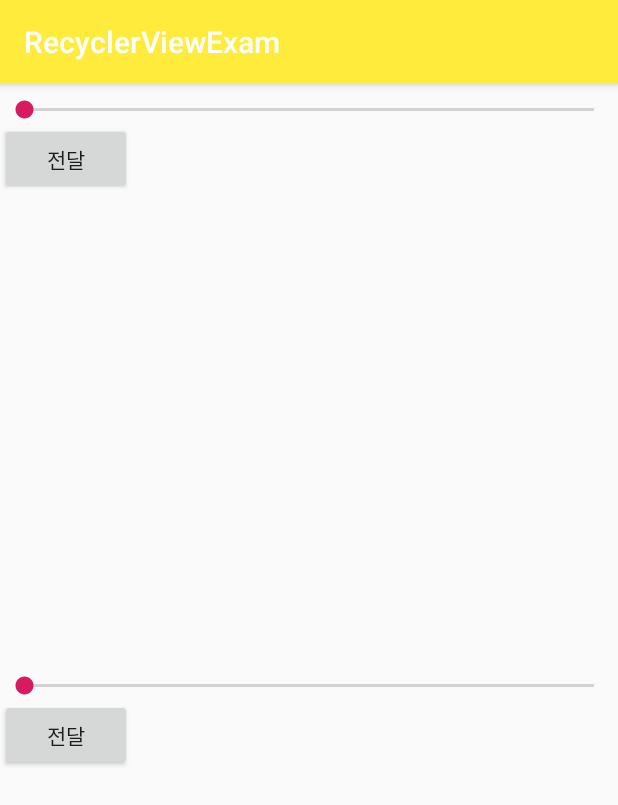
After one commit to junsuk5/android_semin_1ki_exam, an Android app: the VmShareActivity screen opened directly, with no data from a screen before it, on a phone screen of 412 x 824 dp. The commit adds this screen. Shown: the top 805 px of the screen. Run offline under Robolectric (Android 15) with nearby library versions, the phone set to English and light mode, and no system bars; our stand-ins replace data binding.

Commit message:
Android Architecture Component - ViewModel, LiveData + DataBinding를 활용하여 Fragment끼리 데이터 공유

```diff
--- a/app/src/main/AndroidManifest.xml
+++ b/app/src/main/AndroidManifest.xml
@@ -17,7 +17,8 @@
         android:roundIcon="@mipmap/ic_launcher_round"
         android:supportsRtl="true"
         android:theme="@style/AppTheme">
-        <activity android:name=".aac.CounterActivity"></activity>
+        <activity android:name=".aac.VmShareActivity"></activity>
+        <activity android:name=".aac.CounterActivity" />
         <activity android:name=".airvisual.AirVisualActivity" />
         <!--
              The API key for Google Maps-based APIs is defined as a string resource.
--- a/app/src/main/java/com/example/recyclerviewexam/MainActivity.java
+++ b/app/src/main/java/com/example/recyclerviewexam/MainActivity.java
@@ -11,6 +11,7 @@ import android.view.Menu;
 import android.view.MenuItem;
 
 import com.example.recyclerviewexam.aac.CounterActivity;
+import com.example.recyclerviewexam.aac.VmShareActivity;
 import com.example.recyclerviewexam.airvisual.AirVisualActivity;
 import com.example.recyclerviewexam.broadcast.BatteryReceiver;
 import com.example.recyclerviewexam.countdown.CountDownActivity;
@@ -61,6 +62,7 @@ public class MainActivity extends AppCompatActivity implements ExamRecyclerAdapt
         dataList.add(MapsActivity.class);
         dataList.add(AirVisualActivity.class);
         dataList.add(CounterActivity.class);
+        dataList.add(VmShareActivity.class);
 
         // Adapter
         mAdapter = new ExamRecyclerAdapter();
--- /dev/null
+++ b/app/src/main/java/com/example/recyclerviewexam/aac/VmShareActivity.java
@@ -0,0 +1,18 @@
+package com.example.recyclerviewexam.aac;
+
+import android.databinding.DataBindingUtil;
+import android.os.Bundle;
+import android.support.v7.app.AppCompatActivity;
+
+import com.example.recyclerviewexam.R;
+import com.example.recyclerviewexam.databinding.ActivityVmShareBinding;
+
+public class VmShareActivity extends AppCompatActivity {
+
+    @Override
+    protected void onCreate(Bundle savedInstanceState) {
+        super.onCreate(savedInstanceState);
+        ActivityVmShareBinding binding = DataBindingUtil.setContentView(this, R.layout.activity_vm_share);
+
+    }
+}
--- /dev/null
+++ b/app/src/main/java/com/example/recyclerviewexam/aac/VmShareFragment.java
@@ -0,0 +1,74 @@
+package com.example.recyclerviewexam.aac;
+
+
+import android.arch.lifecycle.ViewModelProviders;
+import android.databinding.DataBindingUtil;
+import android.os.Bundle;
+import android.support.annotation.NonNull;
+import android.support.annotation.Nullable;
+import android.support.v4.app.Fragment;
+import android.view.LayoutInflater;
+import android.view.View;
+import android.view.ViewGroup;
+import android.widget.SeekBar;
+
+import com.example.recyclerviewexam.R;
+import com.example.recyclerviewexam.databinding.FragmentVmShareABinding;
+
+/**
+ * A simple {@link Fragment} subclass.
+ */
+public class VmShareFragment extends Fragment {
+
+
+    public VmShareFragment() {
+        // Required empty public constructor
+    }
+
+
+    @Override
+    public View onCreateView(LayoutInflater inflater, ViewGroup container,
+                             Bundle savedInstanceState) {
+        // Inflate the layout for this fragment
+        return inflater.inflate(R.layout.fragment_vm_share_a, container, false);
+    }
+
+    @Override
+    public void onViewCreated(@NonNull View view, @Nullable Bundle savedInstanceState) {
+        super.onViewCreated(view, savedInstanceState);
+
+        // 액티비티가 주인인 ViewModel
+        VmShareViewModel viewModel = ViewModelProviders.of(requireActivity()).get(VmShareViewModel.class);
+
+        FragmentVmShareABinding binding = DataBindingUtil.bind(view);
+        binding.setLifecycleOwner(requireActivity());
+
+        binding.setViewModel(viewModel);
+
+
+        // SeekBar 변경 이벤트
+        binding.seekBar.setOnSeekBarChangeListener(new SeekBar.OnSeekBarChangeListener() {
+            @Override
+            public void onProgressChanged(SeekBar seekBar, int progress, boolean fromUser) {
+                viewModel.progress.setValue(progress);
+            }
+
+            @Override
+            public void onStartTrackingTouch(SeekBar seekBar) {
+
+            }
+
+            @Override
+            public void onStopTrackingTouch(SeekBar seekBar) {
+
+            }
+        });
+
+        binding.button.setOnClickListener(v -> {
+            viewModel.value = 50;
+        });
+
+
+
+    }
+}
--- /dev/null
+++ b/app/src/main/java/com/example/recyclerviewexam/aac/VmShareViewModel.java
@@ -0,0 +1,10 @@
+package com.example.recyclerviewexam.aac;
+
+import android.arch.lifecycle.MutableLiveData;
+import android.arch.lifecycle.ViewModel;
+
+public class VmShareViewModel extends ViewModel {
+    public MutableLiveData<Integer> progress = new MutableLiveData<>();
+
+    public int value;
+}
--- /dev/null
+++ b/app/src/main/res/layout/activity_vm_share.xml
@@ -0,0 +1,32 @@
+<?xml version="1.0" encoding="utf-8"?>
+<layout xmlns:android="http://schemas.android.com/apk/res/android"
+    xmlns:app="http://schemas.android.com/apk/res-auto"
+    xmlns:tools="http://schemas.android.com/tools">
+
+    <LinearLayout
+        android:layout_width="match_parent"
+        android:layout_height="match_parent"
+        android:orientation="vertical"
+        tools:context=".aac.VmShareActivity">
+
+        <fragment
+            android:id="@+id/fragment1"
+            android:name="com.example.recyclerviewexam.aac.VmShareFragment"
+            android:layout_width="match_parent"
+            android:layout_height="0dp"
+            android:layout_marginTop="8dp"
+            android:layout_weight="1"
+            app:layout_constraintTop_toTopOf="parent"
+            tools:layout_editor_absoluteX="180dp" />
+
+        <fragment
+            android:id="@+id/fragment2"
+            android:name="com.example.recyclerviewexam.aac.VmShareFragment"
+            android:layout_width="match_parent"
+            android:layout_height="0dp"
+            android:layout_marginTop="8dp"
+            android:layout_weight="1"
+            app:layout_constraintTop_toTopOf="parent"
+            tools:layout_editor_absoluteX="180dp" />
+    </LinearLayout>
+</layout>
--- /dev/null
+++ b/app/src/main/res/layout/fragment_vm_share_a.xml
@@ -0,0 +1,36 @@
+<?xml version="1.0" encoding="utf-8"?>
+<layout xmlns:android="http://schemas.android.com/apk/res/android"
+    xmlns:tools="http://schemas.android.com/tools">
+
+    <data>
+
+        <variable
+            name="viewModel"
+            type="com.example.recyclerviewexam.aac.VmShareViewModel" />
+    </data>
+
+    <LinearLayout
+        android:layout_width="match_parent"
+        android:layout_height="wrap_content"
+        android:orientation="vertical"
+        tools:context=".aac.VmShareFragment">
+
+        <SeekBar
+            android:id="@+id/seekBar"
+            android:layout_width="match_parent"
+            android:layout_height="wrap_content"
+            android:max="100"
+            android:progress="@{viewModel.progress}" />
+
+        <Button
+            android:id="@+id/button"
+            android:layout_width="wrap_content"
+            android:layout_height="wrap_content"
+            android:text="전달" />
+
+        <TextView
+            android:id="@+id/textView"
+            android:layout_width="wrap_content"
+            android:layout_height="wrap_content" />
+    </LinearLayout>
+</layout>
```
